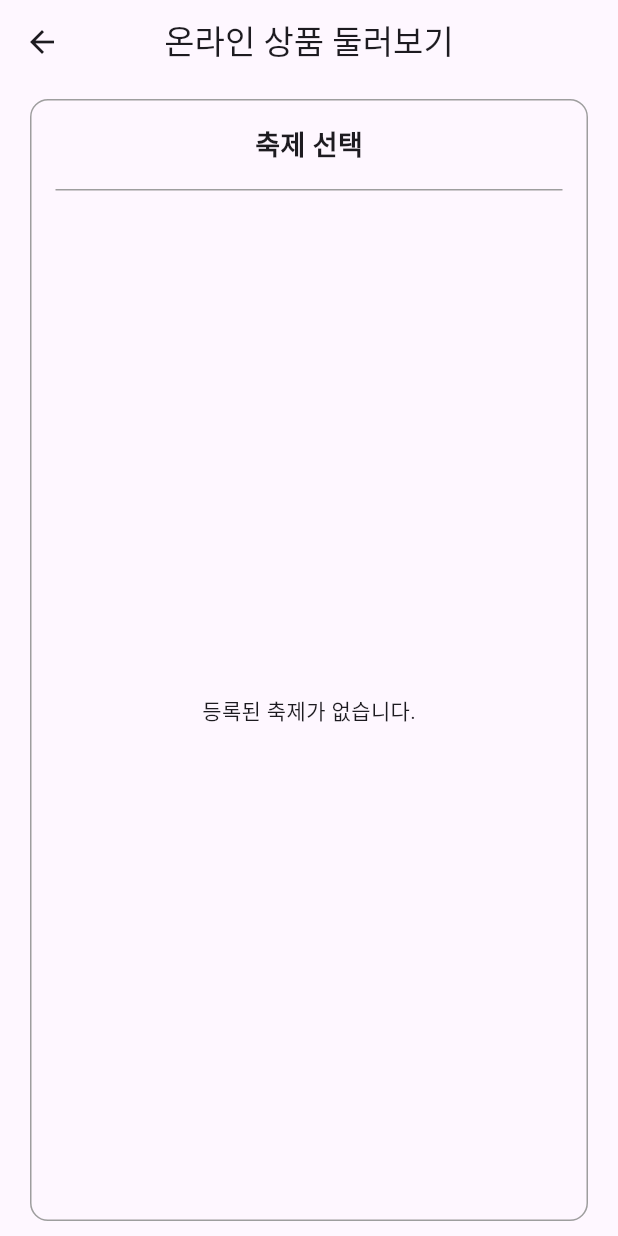
After one commit to 1999mo/2024-Capstone-Team4, a Flutter app: the OnlineSelectFestival screen opened by its route, on a phone screen of 412 x 824 dp. The commit adds this screen. Run offline on Flutter 3.47's test engine with Material 3 defaults, Android fonts, the phone set to English and light mode, and no system bars; our stand-ins replace cloud_firestore, firebase_auth, firebase_core, firebase_storage, google_sign_in, image_picker and 1 more; missing offline and left inert: mailer; accounts and stored records are empty.

Commit message:
온라핀 판매 구성 완료 및 구매자 화면 구성중

```diff
--- a/lib/screens/main_screens/main_screen.dart
+++ b/lib/screens/main_screens/main_screen.dart
@@ -216,6 +216,9 @@ class _SellerMainScreenState extends State<SellerMainScreen> {
                                 ],
                               ),
                             ),
+                            onTap: () {
+                              Navigator.pushNamed(context, '/online_buyer_screens/online_select_festival');
+                            },
                           ),
                         ),
                         const SizedBox(width: 10), // 버튼 사이 간격
--- /dev/null
+++ b/lib/screens/online_buyer_screens/online_buyer_screens_export.dart
@@ -0,0 +1,3 @@
+export 'online_select_festival.dart';
+export 'online_select_booths.dart';
+export 'online_look_booth_items.dart';
--- /dev/null
+++ b/lib/screens/online_buyer_screens/online_select_festival.dart
@@ -0,0 +1,108 @@
+import 'package:flutter/material.dart';
+import 'package:cloud_firestore/cloud_firestore.dart';
+
+class OnlineSelectFestival extends StatefulWidget {
+  const OnlineSelectFestival({super.key});
+
+  @override
+  State<OnlineSelectFestival> createState() => _OnlineSelectFestivalState();
+}
+
+class _OnlineSelectFestivalState extends State<OnlineSelectFestival> {
+  @override
+  Widget build(BuildContext context) {
+    return Scaffold(
+      appBar: AppBar(
+        title: const Text('온라인 상품 둘러보기'), // AppBar 제목 변경
+        centerTitle: true,
+      ),
+      body: Container(
+        decoration: BoxDecoration(
+          border: Border.all(color: Colors.grey, width: 1),
+          borderRadius: BorderRadius.circular(12),
+        ),
+        margin: const EdgeInsets.symmetric(vertical: 10, horizontal: 20),
+        child: Column(
+          children: [
+            // "축제 선택" 헤더
+            Padding(
+              padding: const EdgeInsets.symmetric(vertical: 16.0),
+              child: Text(
+                '축제 선택',
+                style: const TextStyle(
+                  fontSize: 18,
+                  fontWeight: FontWeight.w600,
+                ),
+              ),
+            ),
+
+            // 회색 경계선
+            Container(
+              margin: const EdgeInsets.symmetric(horizontal: 16),
+              color: Colors.grey,
+              height: 1,
+            ),
+
+            const SizedBox(height: 8),
+
+            // 축제 목록
+            Expanded(
+              child: StreamBuilder<QuerySnapshot>(
+                stream: FirebaseFirestore.instance
+                    .collection('Festivals') // Festivals 컬렉션 참조
+                    .snapshots(),
+                builder: (context, snapshot) {
+                  if (snapshot.connectionState == ConnectionState.waiting) {
+                    return const Center(child: CircularProgressIndicator());
+                  }
+                  if (!snapshot.hasData || snapshot.data!.docs.isEmpty) {
+                    return const Center(child: Text('등록된 축제가 없습니다.'));
+                  }
+
+                  final festivals = snapshot.data!.docs;
+
+                  return ListView.builder(
+                    itemCount: festivals.length,
+                    itemBuilder: (context, index) {
+                      final festivalData =
+                      festivals[index].data() as Map<String, dynamic>;
+                      final festivalName =
+                          festivalData['FestivalName'] ?? '이름 없음';
+
+                      return ListTile(
+                        title: Container(
+                          padding: const EdgeInsets.all(16),
+                          alignment: Alignment.centerLeft,
+                          decoration: BoxDecoration(
+                            color: const Color(0xFFECECEC),
+                            border: Border.all(
+                                color: const Color(0xFFD1D1D1), width: 1),
+                            borderRadius: BorderRadius.circular(8),
+                          ),
+                          child: Row(
+                            mainAxisAlignment: MainAxisAlignment.spaceBetween,
+                            children: [
+                              Text(festivalName), // 축제 이름
+                              const Icon(Icons.chevron_right), // 꺽쇠 아이콘
+                            ],
+                          ),
+                        ),
+                        onTap: () {
+                          Navigator.pushNamed(
+                            context,
+                            '/online_buyer_screens/online_select_booths',
+                            arguments: festivals[index].id, // Festival ID 전달
+                          );
+                        },
+                      );
+                    },
+                  );
+                },
+              ),
+            ),
+          ],
+        ),
+      ),
+    );
+  }
+}
```
Also changed, not shown: lib/main.dart (+11 -1 lines), lib/screens/online_buyer_screens/online_look_booth_items.dart (added, +15 -0 lines), lib/screens/online_buyer_screens/online_select_booths.dart (added, +194 -0 lines).
